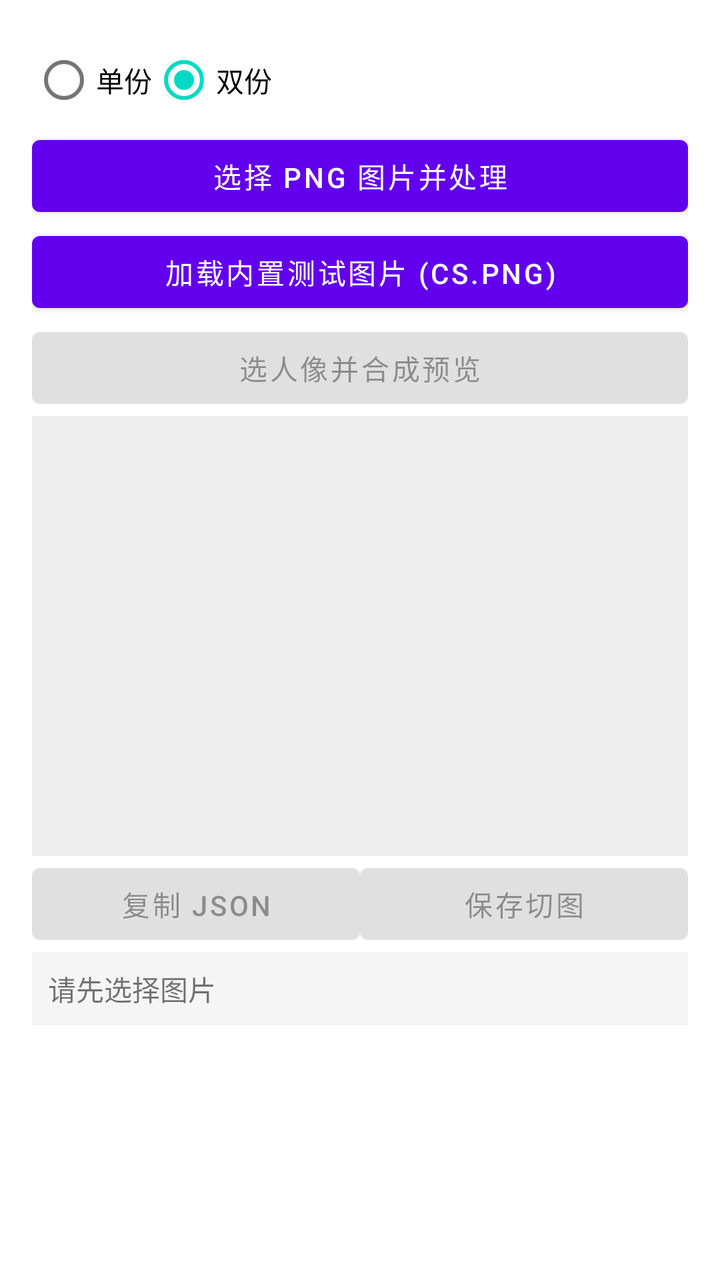
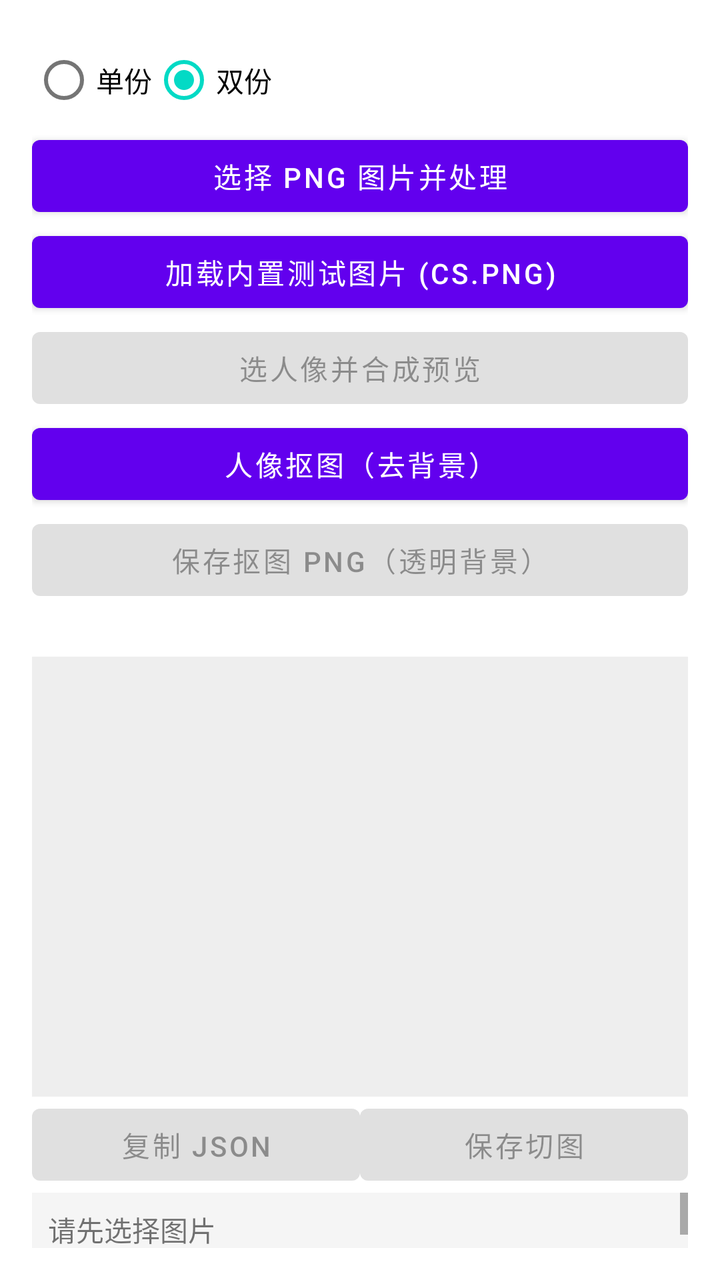

Compare the two renders of this Android layout. The source of the first and the diff that turns it into the second are given below.
<!-- AndroidManifest.xml: application theme Theme.LibPic -->
<!-- res/layout/activity_main.xml -->
<?xml version="1.0" encoding="utf-8"?>
<LinearLayout xmlns:android="http://schemas.android.com/apk/res/android"
    android:layout_width="match_parent"
    android:layout_height="match_parent"
    android:orientation="vertical"
    android:padding="16dp">

    
    <RadioGroup
        android:id="@+id/modeGroup"
        android:layout_width="wrap_content"
        android:layout_height="wrap_content"
        android:orientation="horizontal">

        <RadioButton
            android:id="@+id/singleRadio"
            android:layout_width="wrap_content"
            android:layout_height="wrap_content"
            android:text="单份" />

        <RadioButton
            android:id="@+id/doubleRadio"
            android:layout_width="wrap_content"
            android:layout_height="wrap_content"
            android:checked="true"
            android:text="双份" />
    </RadioGroup>

    
    <Button
        android:id="@+id/selectButton"
        android:layout_width="match_parent"
        android:layout_height="wrap_content"
        android:text="选择 PNG 图片并处理" />

    <Button
        android:id="@+id/testButton"
        android:layout_width="match_parent"
        android:layout_height="wrap_content"
        android:text="加载内置测试图片 (cs.png)" />

    <Button
        android:id="@+id/composeButton"
        android:layout_width="match_parent"
        android:layout_height="wrap_content"
        android:enabled="false"
        android:text="选人像并合成预览" />

    
    <ProgressBar
        android:id="@+id/progressBar"
        android:layout_width="wrap_content"
        android:layout_height="wrap_content"
        android:layout_gravity="center_horizontal"
        android:visibility="gone" />

    
    <ImageView
        android:id="@+id/imageView"
        android:layout_width="match_parent"
        android:layout_height="220dp"
        android:background="#EEEEEE"
        android:scaleType="fitCenter" />

    
    <LinearLayout
        android:layout_width="match_parent"
        android:layout_height="wrap_content"
        android:orientation="horizontal">

        <Button
            android:id="@+id/copyButton"
            android:layout_width="0dp"
            android:layout_height="wrap_content"
            android:layout_weight="1"
            android:enabled="false"
            android:text="复制 JSON" />

        <Button
            android:id="@+id/saveButton"
            android:layout_width="0dp"
            android:layout_height="wrap_content"
            android:layout_weight="1"
            android:enabled="false"
            android:text="保存切图" />
    </LinearLayout>

    
    <ScrollView
        android:layout_width="match_parent"
        android:layout_height="0dp"
        android:layout_weight="1">

        <TextView
            android:id="@+id/jsonTextView"
            android:layout_width="match_parent"
            android:layout_height="wrap_content"
            android:background="#F5F5F5"
            android:fontFamily="monospace"
            android:padding="8dp"
            android:text="请先选择图片" />
    </ScrollView>

</LinearLayout>
<!-- resources referenced by this layout -->
<resources>
  <style name="Theme.LibPic" parent="Theme.MaterialComponents.DayNight.DarkActionBar">
          
          <item name="colorPrimary">@color/purple_500</item>
          <item name="colorPrimaryVariant">@color/purple_700</item>
          <item name="colorOnPrimary">@color/white</item>
          
          <item name="colorSecondary">@color/teal_200</item>
          <item name="colorSecondaryVariant">@color/teal_700</item>
          <item name="colorOnSecondary">@color/black</item>
          
          <item name="android:statusBarColor" tools:targetApi="l">?attr/colorPrimaryVariant</item>
          
      </style>
  <color name="purple_500">#FF6200EE</color>
  <color name="purple_700">#FF3700B3</color>
  <color name="white">#FFFFFFFF</color>
  <color name="teal_200">#FF03DAC5</color>
  <color name="teal_700">#FF018786</color>
  <color name="black">#FF000000</color>
</resources>

<!-- the commit's change to res/layout/activity_main.xml (unified diff, before → after) -->
@@ -45,6 +45,27 @@
         android:layout_height="wrap_content"
         android:enabled="false"
         android:text="选人像并合成预览" />
+
+    <Button
+        android:id="@+id/mattingButton"
+        android:layout_width="match_parent"
+        android:layout_height="wrap_content"
+        android:text="人像抠图（去背景）" />
+
+    <Button
+        android:id="@+id/saveMatteButton"
+        android:layout_width="match_parent"
+        android:layout_height="wrap_content"
+        android:enabled="false"
+        android:text="保存抠图 PNG（透明背景）" />
+
+    <TextView
+        android:id="@+id/matteInfoText"
+        android:layout_width="match_parent"
+        android:layout_height="wrap_content"
+        android:paddingTop="4dp"
+        android:paddingBottom="4dp"
+        android:textSize="12sp" />
 
     
     <ProgressBar
